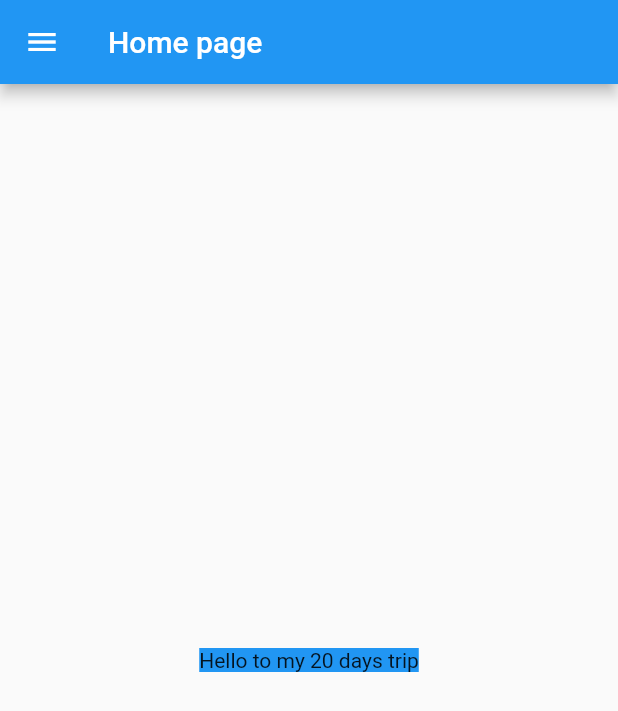
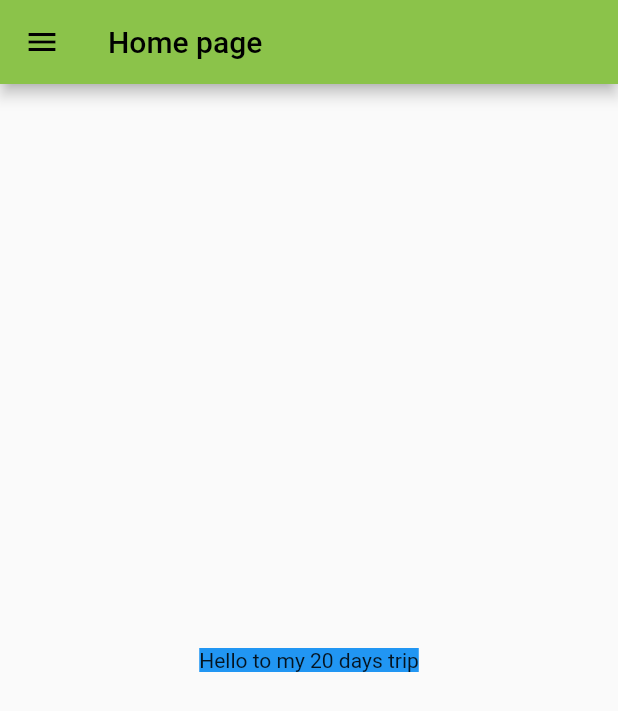
Before and after one commit to zainnnnn/Flutter_first_Application, a Flutter app: the screen it shows after launch, on a phone screen of 412 x 824 dp. Shown: the top 711 px of the screen. Run offline on Flutter 3.47's test engine with Material 2 defaults, Android fonts, the phone set to English and light mode, and no system bars.

Commit message:
Day3 completed

```diff
--- a/lib/home_page.dart
+++ b/lib/home_page.dart
@@ -9,15 +9,15 @@ class HomePage extends StatelessWidget {
 
     return Scaffold(
       appBar: AppBar(
-        title: Text("Home page"),
+        title: const Text("Home page"),
       ),
       body: Center(
         child: Container(
           child: Text("Hello to my $days days trip"),
-          decoration: BoxDecoration(color: Colors.blue),
+          decoration: const BoxDecoration(color: Colors.blue),
         ),
       ),
-      drawer: Drawer(),
+      drawer: const Drawer(),
     );
   }
 }
--- a/lib/main.dart
+++ b/lib/main.dart
@@ -1,5 +1,6 @@
 import 'package:flutter/material.dart';
 import 'package:flutter_application_1/home_page.dart';
+import 'package:flutter_application_1/login_page.dart';
 
 void main(List<String> args) {
   runApp(MyApp());
@@ -11,7 +12,16 @@ class MyApp extends StatelessWidget {
   @override
   Widget build(BuildContext context) {
     return MaterialApp(
-      home: HomePage(),
+      // home: HomePage(),
+      themeMode: ThemeMode.light,
+      theme: ThemeData(primarySwatch: Colors.lightGreen),
+      darkTheme: ThemeData(brightness: Brightness.dark),
+      initialRoute: "/home_page", //for main page
+      routes: {
+        "/": (context) => LoginPage(),
+        "/home_page": (context) => HomePage(),
+        "/login_page": (context) => LoginPage(),
+      },
     );
   }
 }
```
Also changed, not shown: lib/login_page.dart (added, +19 -0 lines).
